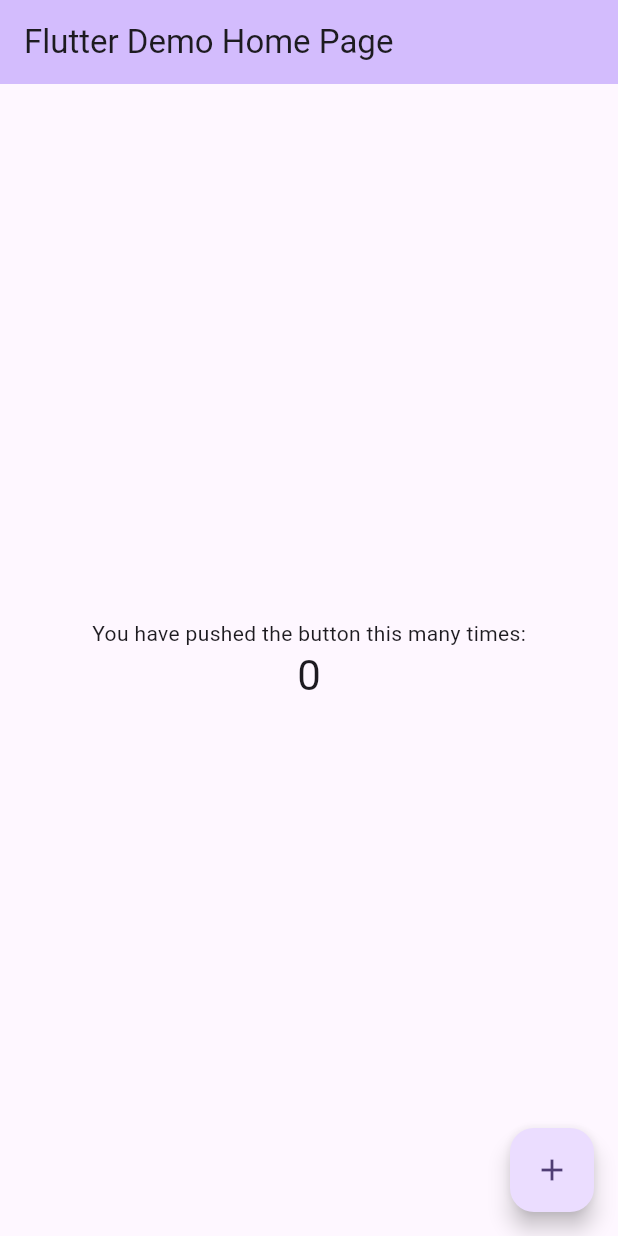
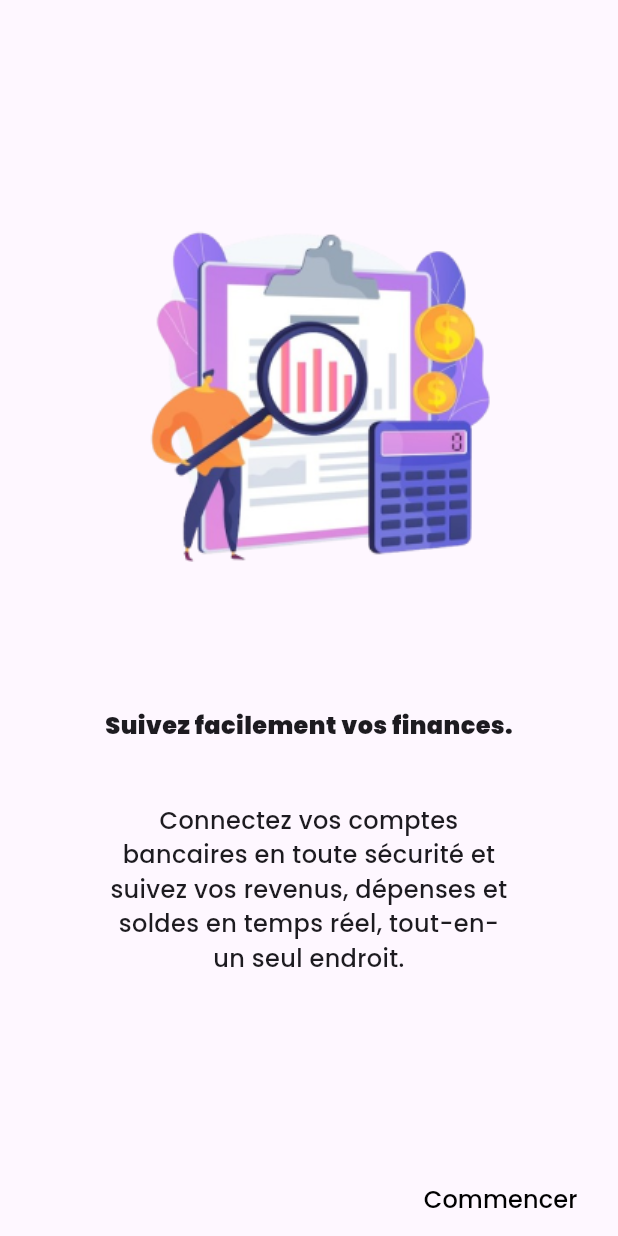
Before and after one commit to baissou45/smarth_save_mobile, a Flutter app: the screen it shows after launch, on a phone screen of 412 x 824 dp. Run offline on Flutter 3.47's test engine with Material 3 defaults, Android fonts, the phone set to English and light mode, and no system bars; our stand-ins replace google_fonts.

Commit message:
mise à jour de main.dart pour importer l'écran d'intégration et modification de la page d'accueil en OnbordingPage

```diff
--- a/lib/main.dart
+++ b/lib/main.dart
@@ -1,4 +1,5 @@
 import 'package:flutter/material.dart';
+import 'package:smarth_save/screen/onbording.dart';
 
 void main() {
   runApp(const MyApp());
@@ -7,119 +8,16 @@
 class MyApp extends StatelessWidget {
   const MyApp({super.key});
 
-  // This widget is the root of your application.
   @override
   Widget build(BuildContext context) {
     return MaterialApp(
+      debugShowCheckedModeBanner: false,
       title: 'Flutter Demo',
       theme: ThemeData(
-        // This is the theme of your application.
-        //
-        // TRY THIS: Try running your application with "flutter run". You'll see
-        // the application has a purple toolbar. Then, without quitting the app,
-        // try changing the seedColor in the colorScheme below to Colors.green
-        // and then invoke "hot reload" (save your changes or press the "hot
-        // reload" button in a Flutter-supported IDE, or press "r" if you used
-        // the command line to start the app).
-        //
-        // Notice that the counter didn't reset back to zero; the application
-        // state is not lost during the reload. To reset the state, use hot
-        // restart instead.
-        //
-        // This works for code too, not just values: Most code changes can be
-        // tested with just a hot reload.
         colorScheme: ColorScheme.fromSeed(seedColor: Colors.deepPurple),
         useMaterial3: true,
       ),
-      home: const MyHomePage(title: 'Flutter Demo Home Page'),
+      home:  const OnbordingPage()
     );
   }
 }
-
-class MyHomePage extends StatefulWidget {
-  const MyHomePage({super.key, required this.title});
-
-  // This widget is the home page of your application. It is stateful, meaning
-  // that it has a State object (defined below) that contains fields that affect
-  // how it looks.
-
-  // This class is the configuration for the state. It holds the values (in this
-  // case the title) provided by the parent (in this case the App widget) and
-  // used by the build method of the State. Fields in a Widget subclass are
-  // always marked "final".
-
-  final String title;
-
-  @override
-  State<MyHomePage> createState() => _MyHomePageState();
-}
-
-class _MyHomePageState extends State<MyHomePage> {
-  int _counter = 0;
-
-  void _incrementCounter() {
-    setState(() {
-      // This call to setState tells the Flutter framework that something has
-      // changed in this State, which causes it to rerun the build method below
-      // so that the display can reflect the updated values. If we changed
-      // _counter without calling setState(), then the build method would not be
-      // called again, and so nothing would appear to happen.
-      _counter++;
-    });
-  }
-
-  @override
-  Widget build(BuildContext context) {
-    // This method is rerun every time setState is called, for instance as done
-    // by the _incrementCounter method above.
-    //
-    // The Flutter framework has been optimized to make rerunning build methods
-    // fast, so that you can just rebuild anything that needs updating rather
-    // than having to individually change instances of widgets.
-    return Scaffold(
-      appBar: AppBar(
-        // TRY THIS: Try changing the color here to a specific color (to
-        // Colors.amber, perhaps?) and trigger a hot reload to see the AppBar
-        // change color while the other colors stay the same.
-        backgroundColor: Theme.of(context).colorScheme.inversePrimary,
-        // Here we take the value from the MyHomePage object that was created by
-        // the App.build method, and use it to set our appbar title.
-        title: Text(widget.title),
-      ),
-      body: Center(
-        // Center is a layout widget. It takes a single child and positions it
-        // in the middle of the parent.
-        child: Column(
-          // Column is also a layout widget. It takes a list of children and
-          // arranges them vertically. By default, it sizes itself to fit its
-          // children horizontally, and tries to be as tall as its parent.
-          //
-          // Column has various properties to control how it sizes itself and
-          // how it positions its children. Here we use mainAxisAlignment to
-          // center the children vertically; the main axis here is the vertical
-          // axis because Columns are vertical (the cross axis would be
-          // horizontal).
-          //
-          // TRY THIS: Invoke "debug painting" (choose the "Toggle Debug Paint"
-          // action in the IDE, or press "p" in the console), to see the
-          // wireframe for each widget.
-          mainAxisAlignment: MainAxisAlignment.center,
-          children: <Widget>[
-            const Text(
-              'You have pushed the button this many times:',
-            ),
-            Text(
-              '$_counter',
-              style: Theme.of(context).textTheme.headlineMedium,
-            ),
-          ],
-        ),
-      ),
-      floatingActionButton: FloatingActionButton(
-        onPressed: _incrementCounter,
-        tooltip: 'Increment',
-        child: const Icon(Icons.add),
-      ), // This trailing comma makes auto-formatting nicer for build methods.
-    );
-  }
-}
--- /dev/null
+++ b/lib/screen/onbording.dart
@@ -0,0 +1,66 @@
+import 'package:flutter/material.dart';
+import 'package:smarth_save/screen/widget/onbordWidget.dart';
+import 'package:smarth_save/screen/widget/onbordingBtn.dart';
+
+class OnbordingPage extends StatefulWidget {
+  const OnbordingPage({super.key});
+
+  @override
+  State<OnbordingPage> createState() => _OnbordingPageState();
+}
+
+class _OnbordingPageState extends State<OnbordingPage> {
+  final List<Widget> swipeableBody = [
+    onboard("image_one.png", "Suivez facilement vos finances.",
+        "Connectez vos comptes bancaires en toute sécurité et suivez vos revenus, dépenses et soldes en temps réel, tout-en-un seul endroit."),
+    onboard("image_two.png", "Atteignez vos objectifs financiers.",
+        "Definissez vos objectifs (achat, épagne, insetissement) et laisse l'application vous guider avec des plans de personnalisés pour les atteindre plus rapidement."),
+    onboard("image_three.png", "Recevez des conseils intelligents.",
+        "L'application analyse cos habitudes financières et vous propose des recommandations pour économiser, mieux gerer votre budget et optimiser vos dépenses.")
+  ];
+  int startIndex = 0;
+  @override
+  Widget build(BuildContext context) {
+    return Scaffold(
+        body: PageView.builder(
+            controller: PageController(initialPage: startIndex),
+            itemCount: swipeableBody.length,
+            onPageChanged: (currentIndex) {
+              setState(() {
+                startIndex = currentIndex;
+              });
+            },
+            itemBuilder: (context, index) {
+              return swipeableBody[startIndex];
+            }),
+        bottomNavigationBar: Padding(
+            padding: const EdgeInsets.only(left: 15, right: 15),
+            child: Row(
+              mainAxisAlignment: MainAxisAlignment.spaceBetween,
+              children: [
+                if (startIndex > 0)
+                  onbordingBtn(
+                      label: "Précédent",
+                      onPressed: () => setState(() {
+                            startIndex -= 1;
+                          }))
+                else
+                  const SizedBox.shrink(),
+                startIndex == 0
+                    ? onbordingBtn(
+                        label: "Commencer",
+                        onPressed: () => setState(() {
+                              startIndex += 1;
+                            }))
+                    : startIndex == swipeableBody.length - 1
+                        ? onbordingBtn(
+                            label: "C'est parti !", onPressed: () => ())
+                        : onbordingBtn(
+                            label: "Suivant",
+                            onPressed: () => setState(() {
+                                  startIndex += 1;
+                                }))
+              ],
+            )));
+  }
+}
--- /dev/null
+++ b/lib/screen/widget/onbordWidget.dart
@@ -0,0 +1,35 @@
+import 'package:flutter/material.dart';
+import 'package:google_fonts/google_fonts.dart';
+
+Widget onboard(
+  String image,
+  String title,
+  String description,
+) {
+  return Center(
+    child: Center(
+      child: Column(mainAxisAlignment: MainAxisAlignment.center, children: [
+         Image(
+          image: AssetImage("assets/images/$image"),
+        ),
+        const SizedBox(
+          height: 60,
+        ),
+        Text(title,
+            style: GoogleFonts.poppins(
+                fontSize: 16, fontWeight: FontWeight.w900)),
+        const SizedBox(
+          height: 40,
+        ),
+        SizedBox(
+          width: 270,
+          child: Text(
+              description,
+              textAlign: TextAlign.center,
+              style: GoogleFonts.poppins(
+                  fontSize: 16, fontWeight: FontWeight.w500)),
+        ),
+      ]),
+    ),
+  );
+}
--- /dev/null
+++ b/lib/screen/widget/onbordingBtn.dart
@@ -0,0 +1,15 @@
+import 'package:flutter/material.dart';
+import 'package:google_fonts/google_fonts.dart';
+
+Widget onbordingBtn({
+  required String label,
+  required VoidCallback onPressed,
+}) {
+  return TextButton(
+      onPressed: onPressed,
+      child: Text(
+        label,
+        style: GoogleFonts.poppins(
+            color: Colors.black, fontSize: 16, fontWeight: FontWeight.w500),
+      ));
+}
```
Also changed, not shown: assets/images/image_one.png (added), assets/images/image_three.png (added), assets/images/image_two.png (added).
